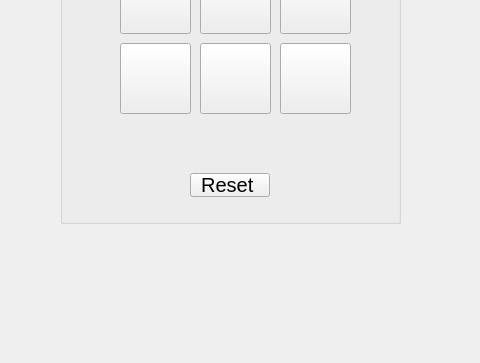
First picture: the form in tictactoe.ui, repository MTDau/TicTacToeGUI, before the edit; both pictures show x 160 to 640 and y 237 to 600 of the 800 by 600 pixel window.
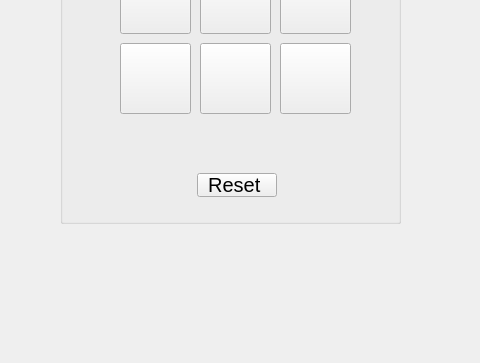
Second picture: the form after the edit.

Commit message: Finished logic for 2 human player and stop game after winner decided

The edit to the form file:
```diff
--- a/tictactoe.ui
+++ b/tictactoe.ui
@@ -155,7 +155,7 @@
     <widget class="QPushButton" name="Reset">
      <property name="geometry">
       <rect>
-       <x>130</x>
+       <x>137</x>
        <y>370</y>
        <width>80</width>
        <height>24</height>
@@ -165,20 +165,17 @@
       <string>Reset </string>
      </property>
     </widget>
-    <widget class="QFrame" name="show_winner">
+    <widget class="QLabel" name="show_winner">
      <property name="geometry">
       <rect>
-       <x>109</x>
+       <x>100</x>
        <y>320</y>
-       <width>131</width>
-       <height>41</height>
+       <width>161</width>
+       <height>31</height>
       </rect>
      </property>
-     <property name="frameShape">
-      <enum>QFrame::Shape::NoFrame</enum>
-     </property>
-     <property name="frameShadow">
-      <enum>QFrame::Shadow::Plain</enum>
+     <property name="text">
+      <string/>
      </property>
     </widget>
     <zorder>Board00</zorder>
```
The commit also changes 4 other files.
